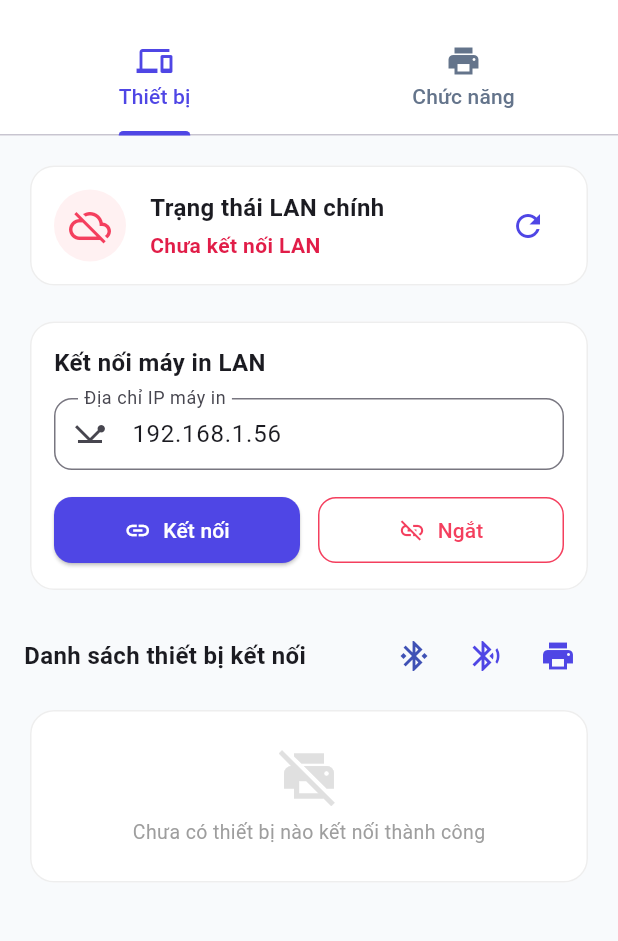
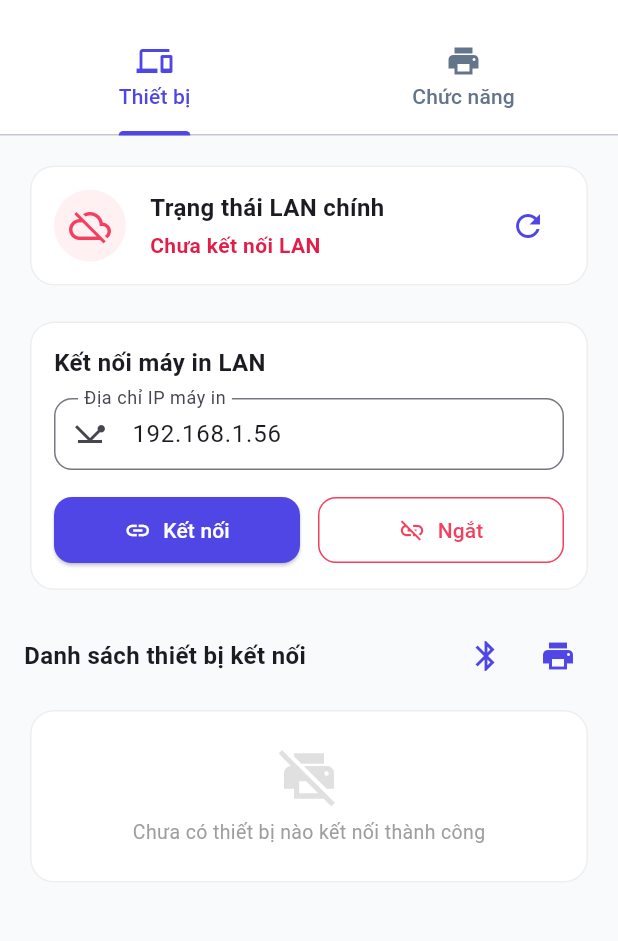
Before and after one commit to MinhTung263/printer_label, a Flutter app: the screen it shows after launch, on a phone screen of 412 x 824 dp, the part 61-1002 px from its top. Run offline on Flutter 3.47's test engine with Material 3 defaults, Android fonts, the phone set to English and light mode, and no system bars; our stand-ins replace barcode_widget, permission_handler, plugin_platform_interface, screenshot, shared_preferences.

Commit message:
refactor: merge bluetooth buttons into a single smart entry button

```diff
--- a/example/lib/devices_tab.dart
+++ b/example/lib/devices_tab.dart
@@ -24,7 +24,7 @@ class DevicesTab extends StatelessWidget {
   final bool isCheckingStatus;
   final bool isCheckingConnection;
   final bool isPrinting;
-  final VoidCallback? onShowSavedBt;
+
 
 
   const DevicesTab({
@@ -49,8 +49,8 @@ class DevicesTab extends StatelessWidget {
     this.isCheckingStatus = false,
     this.isCheckingConnection = false,
     this.isPrinting = false,
-    this.onShowSavedBt,
   });
+
 
   @override
   Widget build(BuildContext context) {
@@ -238,18 +238,11 @@ class DevicesTab extends StatelessWidget {
               style: TextStyle(fontWeight: FontWeight.bold, fontSize: 16),
             ),
             const Spacer(),
-            if (onShowSavedBt != null)
-              IconButton(
-                onPressed: onShowSavedBt,
-                icon: const Icon(Icons.bluetooth_connected,
-                    color: Colors.indigo),
-                tooltip: 'Chọn máy in BT đã lưu để kết nối lại',
-              ),
-            IconButton(
+             IconButton(
               onPressed: onAddBluetooth,
-              icon: const Icon(Icons.bluetooth_searching,
+              icon: const Icon(Icons.bluetooth,
                   color: Color(0xFF4F46E5)),
-              tooltip: 'Thêm Bluetooth',
+              tooltip: 'Kết nối Bluetooth',
             ),
             PopupMenuButton<PrintAction>(
               icon: const Icon(Icons.print, color: Color(0xFF4F46E5)),
```
Also changed, not shown: example/lib/main.dart (+28 -6 lines).
